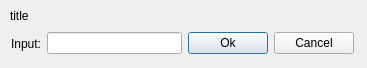
This is resource/ui/input_text.ui in NosicLin/FSprite-Designer2 as Qt 5 draws it before an edit. The edited form follows.
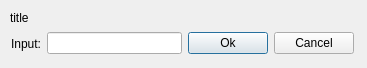
This is the edited form.

Patch:
```diff
--- a/resource/ui/input_text.ui
+++ b/resource/ui/input_text.ui
@@ -18,8 +18,8 @@
     <rect>
      <x>10</x>
      <y>10</y>
-     <width>54</width>
-     <height>12</height>
+     <width>341</width>
+     <height>16</height>
     </rect>
    </property>
    <property name="text">
```
